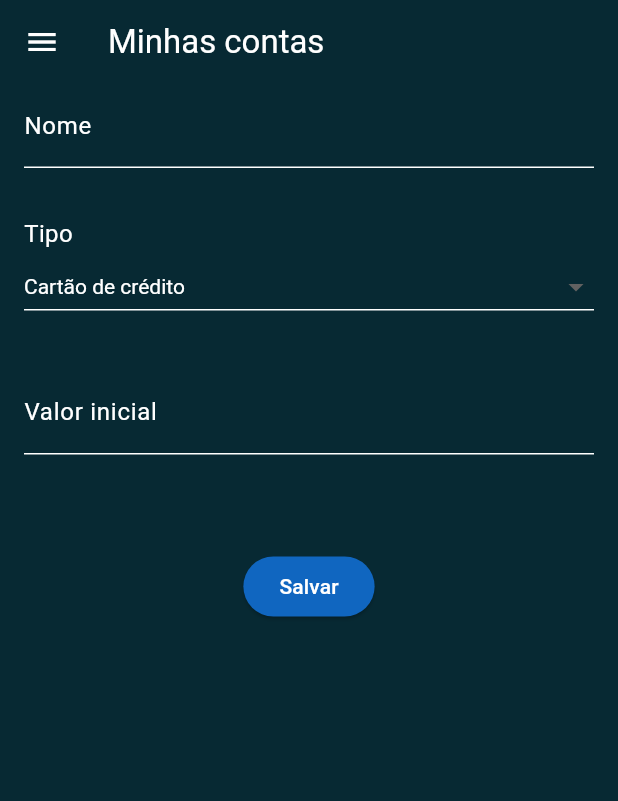
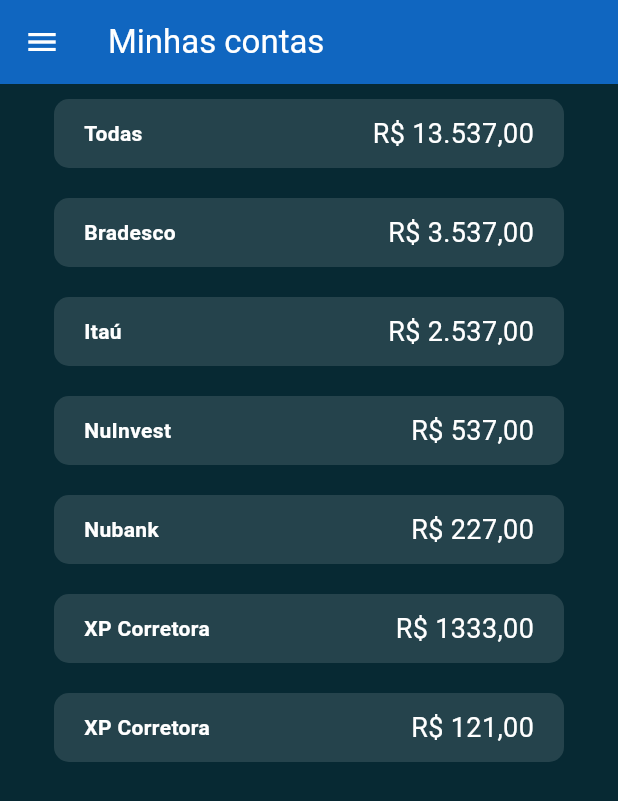
Before and after one commit to InVelop/invelop-app, a Flutter app: the CreateMyAccountsPage screen opened by its route, on a phone screen of 412 x 824 dp. Shown: the top 801 px of the screen. Run offline on Flutter 3.47's test engine with Material 3 defaults, Android fonts, the phone set to English and light mode, and no system bars; our stand-ins replace firebase_auth, firebase_core; accounts and stored records are empty.

Commit message:
feat: criando widget de account

```diff
--- /dev/null
+++ b/lib/pages/myAccounts/account_widget.dart
@@ -0,0 +1,32 @@
+import 'package:flutter/material.dart';
+
+Widget account(String title, String balance) {
+
+  return Container(
+    padding: const EdgeInsets.symmetric(horizontal: 20.0, vertical: 10.0),
+    margin: const EdgeInsets.symmetric(horizontal: 20.0, vertical: 10.0),
+    decoration: BoxDecoration(
+      color: const Color.fromARGB(31, 255, 255, 255),
+      borderRadius: BorderRadius.circular(10),
+    ),
+    child: Row(
+      mainAxisAlignment: MainAxisAlignment.spaceBetween,
+      children: <Widget>[
+        Text(
+          title,
+          style: const TextStyle(
+            fontWeight: FontWeight.bold,
+            color: Colors.white,
+          ),
+        ),
+        Text(
+          balance,
+          style: const TextStyle(
+            fontSize: 18,
+            color: Colors.white,
+          ),
+        ),
+      ],
+    ),
+  );
+}
--- a/lib/pages/myAccounts/myAccounts_page.dart
+++ b/lib/pages/myAccounts/myAccounts_page.dart
@@ -1,11 +1,7 @@
 import 'package:flutter/material.dart';
-import 'package:flutter/services.dart';
+import 'package:invelop/pages/myAccounts/account_widget.dart';
 import 'package:invelop/theme/invelop_colors.dart';
-import 'package:invelop/utils/CurrencyFormat.dart';
-import 'package:invelop/widgets/button/button_widget.dart';
-import 'package:invelop/widgets/inputField/inputField_widget.dart';
 import 'package:invelop/widgets/menuDrawer/menuDrawer_widget.dart';
-import 'package:invelop/widgets/selectField/selectField_widget.dart';
 
 class CreateMyAccountsPage extends StatefulWidget {
   const CreateMyAccountsPage({super.key});
@@ -15,16 +11,6 @@
 }
 
 class _MyAccountsPage extends State<CreateMyAccountsPage> {
-  final _form = GlobalKey<FormState>();
-  final List<DropdownItem> items = [
-    DropdownItem("Cartão de crédito", "credit_card"),
-    DropdownItem("Cartão de débito", "debit_card"),
-    DropdownItem("Dinheiro", "money"),
-    DropdownItem("Conta poupança", "savings_account"),
-    DropdownItem("Conta corrente", "current_account"),
-    DropdownItem("Corretora de valores", "stock_brokerage"),
-  ];
-
   save() {
     print("Salve");
   }
@@ -37,40 +23,21 @@
           'Minhas contas',
           style: TextStyle(color: InVelopColors.text),
         ),
-        backgroundColor: InVelopColors.background,
+        backgroundColor: InVelopColors.primary,
         iconTheme: const IconThemeData(color: InVelopColors.light),
       ),
       drawer: const MenuDrawerWidget(),
       body: Padding(
         padding: const EdgeInsets.symmetric(horizontal: 16.0),
-        child: Center(
-            child: Form(
-                key: _form,
-                child: Column(
-                  children: [
-                    const InputFieldWidget(
-                      label: "Nome",
-                    ),
-                    const SizedBox(height: 32),
-                    SelectField(
-                        items: items, onChanged: (value) => print(value.value)),
-                    const SizedBox(height: 32),
-                    InputFieldWidget(
-                      label: "Valor inicial",
-                      inputType:
-                          const TextInputType.numberWithOptions(decimal: true),
-                      formatters: [
-                        FilteringTextInputFormatter.digitsOnly,
-                        CurrencyPtBrInputFormatter()
-                      ],
-                    ),
-                    const SizedBox(height: 64),
-                    ButtonWidget(
-                      label: "Salvar",
-                      onPressed: save,
-                    )
-                  ],
-                ))),
+        child: ListView(children: <Widget>[
+          account('Todas', 'R\$ 13.537,00'),
+          account('Bradesco', 'R\$ 3.537,00'),
+          account('Itaú', 'R\$ 2.537,00'),
+          account('NuInvest', 'R\$ 537,00'),
+          account('Nubank', 'R\$ 227,00'),
+          account('XP Corretora', 'R\$ 1333,00'),
+          account('XP Corretora', 'R\$ 121,00'),
+        ]),
       ),
     );
   }
```
